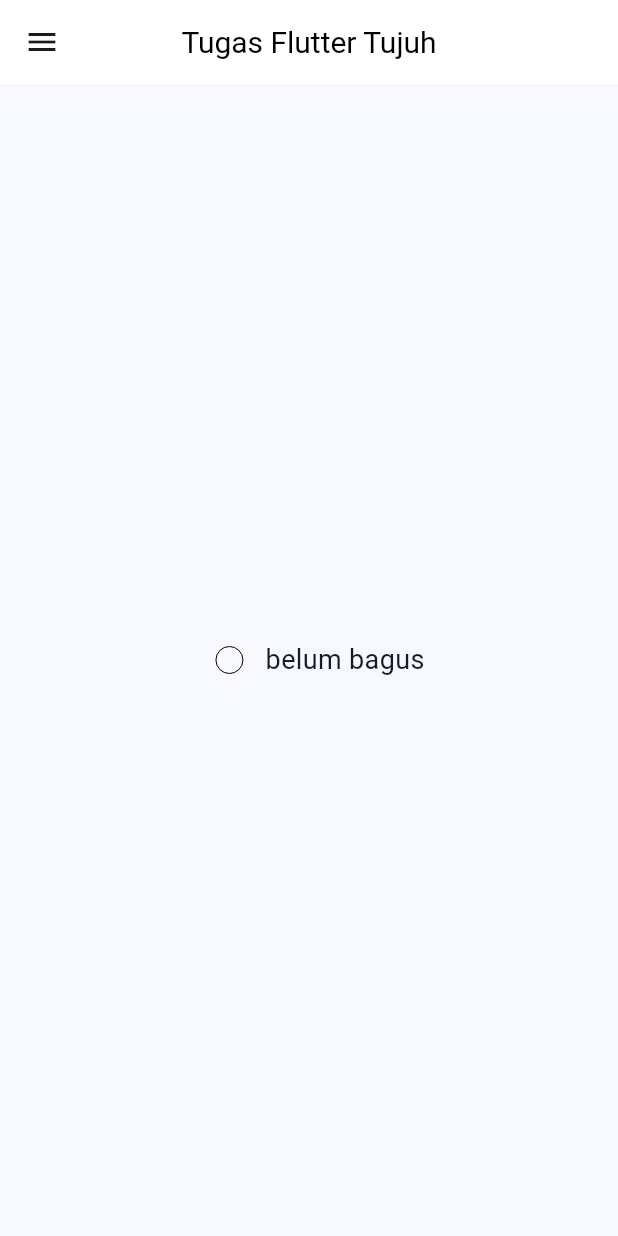
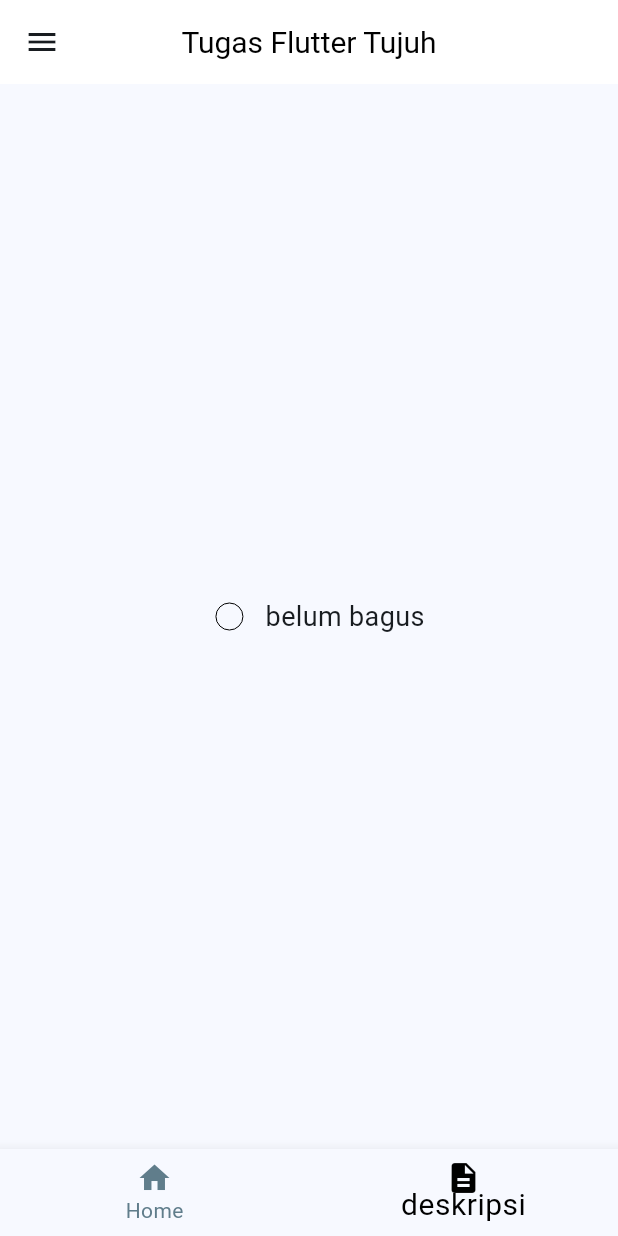
Before and after one commit to dindahanifa/belajarflutter, a Flutter app: the screen it shows after launch, on a phone screen of 412 x 824 dp. Run offline on Flutter 3.47's test engine with Material 3 defaults, Android fonts, the light colour scheme and no system bars.

Commit message:
tugas_delapan_flutter

```diff
--- a/lib/main.dart
+++ b/lib/main.dart
@@ -1,6 +1,7 @@
 // ignore_for_file: unused_import, non_constant_identifier_names
 
 import 'package:flutter/material.dart';
+import 'package:flutter_application/tugas_tujuh/tugas_delapan_flutter/tugas_delapan.dart';
 import 'package:flutter_application/tugas_tujuh/flutter_tujuh_a.dart';
 import 'package:flutter_application/tugas_tujuh/flutter_tujuh_b.dart';
 // import 'package:flutter_application/flutter_tiga.dart';
@@ -31,7 +32,7 @@ class MyApp extends StatelessWidget {
     return MaterialApp(
       initialRoute: "/",
       routes: {
-        "/": (context) => TugasTujuhFlutter(),
+        "/": (context) => FlutterDelapan(),
         // "/flutter_tujuh_a": (context) => FlutterTujuhA(),
         // "/flutter_tujuh_b" : (context) => FlutterTujuhB(),
       },
--- /dev/null
+++ b/lib/tugas_tujuh/tugas_delapan_flutter/tugas_delapan.dart
@@ -0,0 +1,52 @@
+import 'package:flutter/material.dart';
+import 'package:flutter_application/tugas_tujuh/tugas_delapan_flutter/delapan_flutter_b.dart';
+import 'package:flutter_application/tugas_tujuh/tugas_tujuh_flutter.dart';
+
+class FlutterDelapan extends StatefulWidget {
+  const FlutterDelapan({super.key});
+
+  @override
+  State<FlutterDelapan> createState() => _FlutterDelapanState();
+}
+
+class _FlutterDelapanState extends State<FlutterDelapan> {
+  int _selectedIndex = 0;
+
+  final List<Widget> _widgetOptions = <Widget>[
+    TugasTujuhFlutter(),
+    DelapanFlutterB(),
+
+  ];
+  void _onItemTapped(int index){
+    setState(() {
+      _selectedIndex = index;
+    });
+    print("Halaman Saat Ini : $_selectedIndex");
+  }
+
+  @override
+  Widget build(BuildContext context) {
+    return Scaffold(
+      backgroundColor: Colors.white,
+      body: Center(
+        child: _widgetOptions.elementAt(_selectedIndex),
+      ),
+      bottomNavigationBar: BottomNavigationBar(
+        onTap: (value) {
+          setState(() {
+            _selectedIndex = value;
+          });
+          print("Halaman Saat Ini : $_selectedIndex");
+        },
+        currentIndex: _selectedIndex,
+        selectedItemColor: Colors.blueGrey,
+        unselectedItemColor: Colors.black,
+        unselectedLabelStyle: TextStyle(fontSize: 20, fontWeight: FontWeight.normal),
+        items: [
+          BottomNavigationBarItem(icon: Icon(Icons.home), label: "Home"),
+          BottomNavigationBarItem(icon: Icon(Icons.description), label: "deskripsi"),
+        ],
+        ),
+    );
+  }
+}
--- a/lib/tugas_tujuh/tugas_tujuh_flutter.dart
+++ b/lib/tugas_tujuh/tugas_tujuh_flutter.dart
@@ -22,8 +22,6 @@ class _TugasTujuhFlutterState extends State<TugasTujuhFlutter> {
    FlutterTujuhC(),
    FlutterTujuhD(),
    FlutterTujuhE(),
-
-    Text('Jam'),
   ];
 
   void _onItemTapped(int index) {
@@ -105,4 +103,5 @@ class _TugasTujuhFlutterState extends State<TugasTujuhFlutter> {
       ),
     );
   }
+
 }
```
Also changed, not shown: lib/tugas_tujuh/tugas_delapan_flutter/delapan_flutter_b.dart (added, +39 -0 lines).
